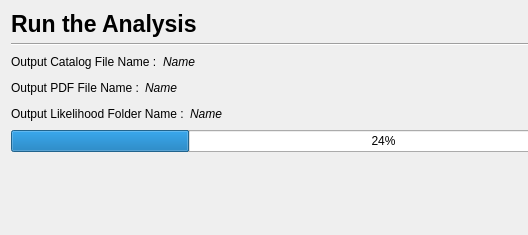
Qt form PhzQtUI/auxdir/PhzQtUI/DialogRunAnalysis.ui (astrorama/Phosphoros) before a commit; both pictures show x 0 to 528 and y 0 to 235 of the 767 by 235 pixel window.
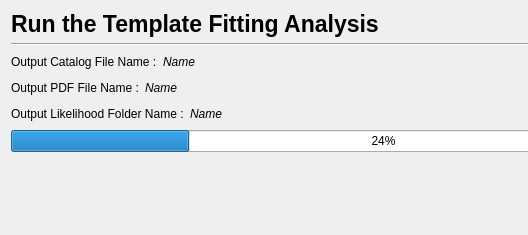
The same form after that commit.

Diff of the .ui file:
```diff
--- a/PhzQtUI/auxdir/PhzQtUI/DialogRunAnalysis.ui
+++ b/PhzQtUI/auxdir/PhzQtUI/DialogRunAnalysis.ui
@@ -26,7 +26,7 @@
         </font>
        </property>
        <property name="text">
-        <string>Run the Analysis</string>
+        <string>Run the Template Fitting Analysis</string>
        </property>
       </widget>
      </item>
```
Left out of the diff: 2 changed lines with no effect on the pictures.
